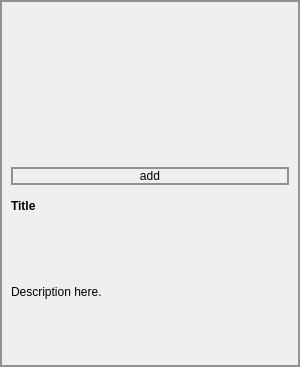
Before: the Qt Designer form copyclare/ui/video_card.ui in MotionInput/Team14-CopyClare, drawn with Qt 5.
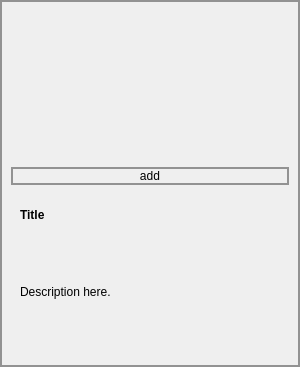
After: the same form once the commit is applied.

Commit message: scrollable video card

```diff
--- a/copyclare/ui/video_card.ui
+++ b/copyclare/ui/video_card.ui
@@ -64,6 +64,24 @@
     </widget>
    </item>
    <item>
+    <widget class="QScrollArea" name="scrollArea">
+     <property name="styleSheet">
+      <string notr="true">border: 0px</string>
+     </property>
+     <property name="widgetResizable">
+      <bool>true</bool>
+     </property>
+     <widget class="QWidget" name="scrollAreaWidgetContents_2">
+      <property name="geometry">
+       <rect>
+        <x>0</x>
+        <y>0</y>
+        <width>276</width>
+        <height>145</height>
+       </rect>
+      </property>
+      <layout class="QVBoxLayout" name="verticalLayout_2">
+       <item>
     <widget class="QLabel" name="title">
      <property name="maximumSize">
       <size>
@@ -93,6 +111,10 @@
      <property name="text">
       <string>Description here.</string>
      </property>
+        </widget>
+       </item>
+      </layout>
+     </widget>
     </widget>
    </item>
   </layout>
```
Left out of the diff: 6 changed lines with no effect on the pictures. Lines whose indentation alone changed are shown as unchanged. The commit also changes 1 other file.
